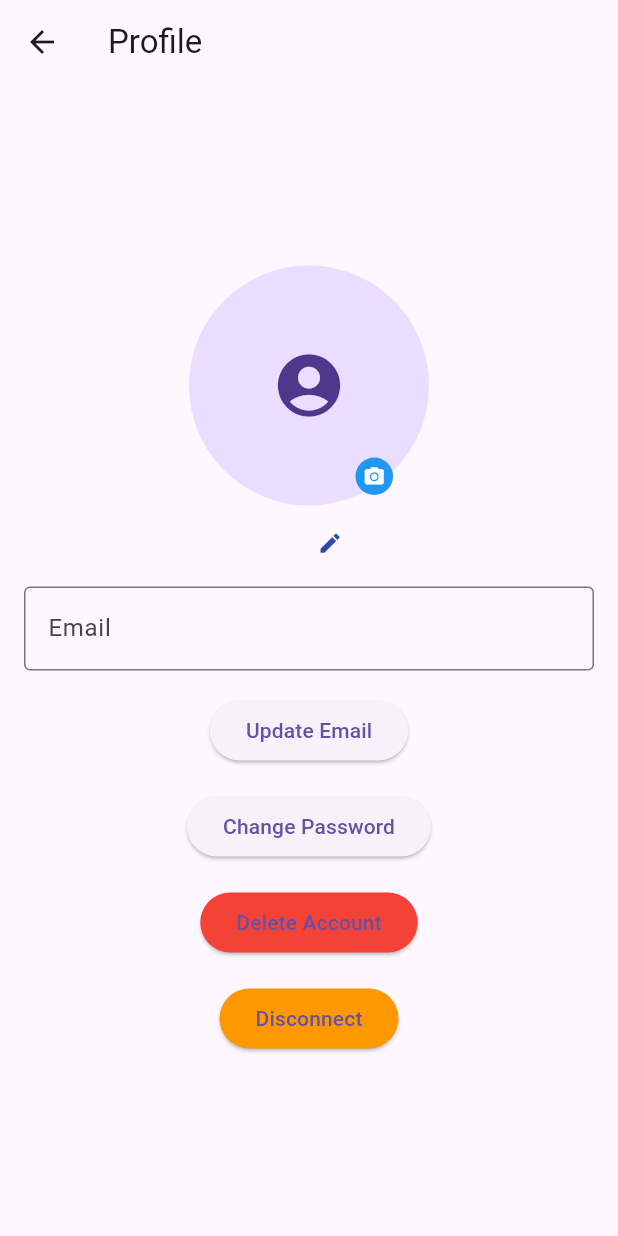
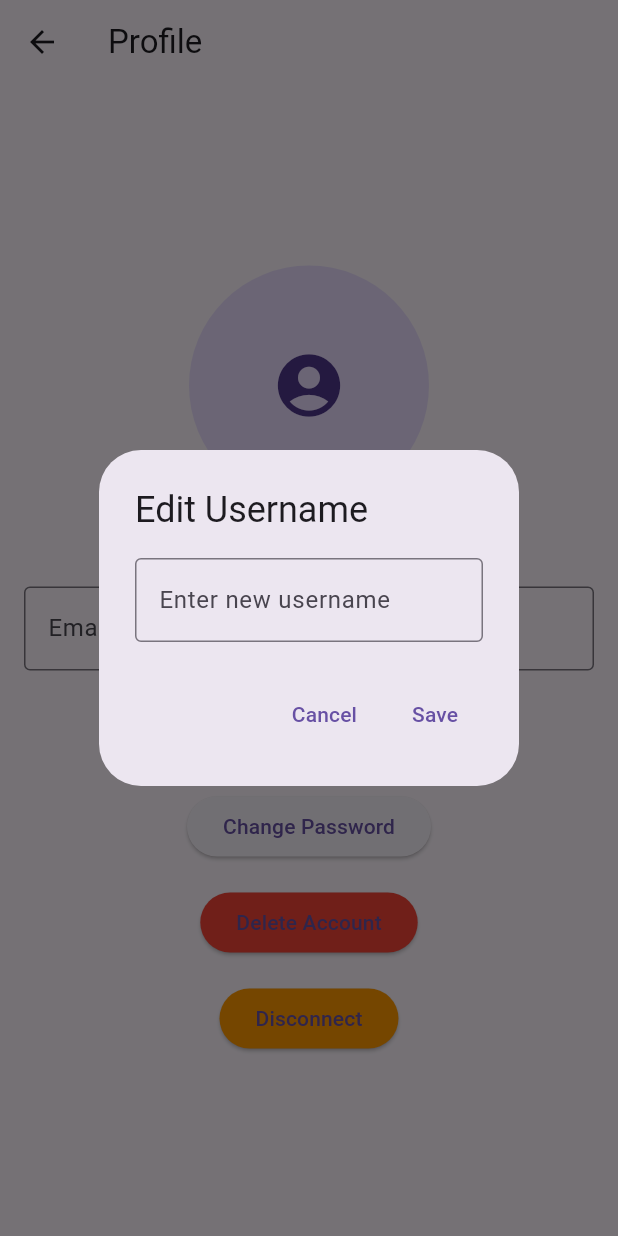
Before and after one commit to Chrislou23/flutter-group7, a Flutter app: the ProfilePage screen opened directly with empty values, after a tap on the "edit" icon, on a phone screen of 412 x 824 dp. Run offline on Flutter 3.47's test engine with Material 3 defaults, Android fonts, the phone set to English and light mode, and no system bars; our stand-ins replace cloud_firestore, firebase_auth, firebase_core, firebase_storage, image_picker, shared_preferences; accounts and stored records are empty.

Commit message:
Showed pop up box for editing username

```diff
--- a/lib/pages/account_page/profile_page.dart
+++ b/lib/pages/account_page/profile_page.dart
@@ -16,10 +16,12 @@ class ProfilePage extends StatefulWidget {
 
 class _ProfilePageState extends State<ProfilePage> {
   final TextEditingController _emailController = TextEditingController();
+  final TextEditingController _usernameController = TextEditingController();
   final ImagePicker _picker = ImagePicker();
   String _errorMessage = '';
   String? _photoURL;
   String _username = ''; // Initialize the username
+  bool _isEditingUsername = false;
 
   @override
   void initState() {
@@ -44,6 +46,32 @@ class _ProfilePageState extends State<ProfilePage> {
     } catch (e) {
       setState(() {
         _errorMessage = 'Failed to fetch username: $e';
+      });
+    }
+  }
+
+  Future<void> _updateUsername() async {
+    if (_usernameController.text.trim().isEmpty) {
+      setState(() {
+        _errorMessage = 'Username cannot be empty.';
+      });
+      return;
+    }
+
+    try {
+      await FirebaseFirestore.instance
+          .collection('users')
+          .doc(widget.user.uid)
+          .update({'username': _usernameController.text.trim()});
+
+      setState(() {
+        _username = _usernameController.text.trim();
+        _isEditingUsername = false;
+        _errorMessage = 'Username updated successfully!';
+      });
+    } catch (e) {
+      setState(() {
+        _errorMessage = 'Failed to update username: $e';
       });
     }
   }
@@ -221,6 +249,39 @@ class _ProfilePageState extends State<ProfilePage> {
     }
   }
 
+  void _showEditUsernameDialog() {
+    showDialog(
+      context: context,
+      builder: (BuildContext context) {
+        return AlertDialog(
+          title: const Text('Edit Username'),
+          content: TextField(
+            controller: _usernameController,
+            decoration: const InputDecoration(
+              hintText: 'Enter new username',
+              border: OutlineInputBorder(),
+            ),
+          ),
+          actions: [
+            TextButton(
+              onPressed: () {
+                Navigator.of(context).pop(); // Close the dialog
+              },
+              child: const Text('Cancel'),
+            ),
+            TextButton(
+              onPressed: () {
+                _updateUsername();
+                Navigator.of(context).pop(); // Close the dialog after updating
+              },
+              child: const Text('Save'),
+            ),
+          ],
+        );
+      },
+    );
+  }
+
   @override
   Widget build(BuildContext context) {
     return Scaffold(
@@ -250,13 +311,12 @@ class _ProfilePageState extends State<ProfilePage> {
                       Positioned(
                         bottom: 7,
                         right: 0,
-                        left: 87,
                         child: GestureDetector(
                           onTap: _updateProfilePicture,
                           child: Container(
                             padding: const EdgeInsets.all(5.0),
                             decoration: BoxDecoration(
-                              color: Colors.blue,
+                              color: Color.fromARGB(255, 44, 75, 170),
                               shape: BoxShape.circle,
                             ),
                             child: const Icon(
@@ -271,10 +331,11 @@ class _ProfilePageState extends State<ProfilePage> {
                   ),
                   const SizedBox(height: 12.0),
                   Row(
-                    mainAxisSize:
-                        MainAxisSize.min, // Center the Row within its parent
+                    mainAxisSize: MainAxisSize.min,
                     children: [
-                      const SizedBox(width: 20.0),
+                      Row(
+                        mainAxisSize: MainAxisSize.min,
+                        children: [
                           Text(
                             _username,
                             style: const TextStyle(
@@ -282,18 +343,16 @@ class _ProfilePageState extends State<ProfilePage> {
                               fontWeight: FontWeight.bold,
                             ),
                           ),
-                      const SizedBox(
-                          width:
-                              8.0), // Space between the username and the icon
+                          const SizedBox(width: 8.0),
                           GestureDetector(
-                        onTap: () {
-                          // Implement username edit functionality here
-                        },
+                            onTap: _showEditUsernameDialog,
                             child: const Icon(
                               Icons.edit,
                               color: Color.fromARGB(255, 44, 75, 170),
                               size: 17,
                             ),
+                          )
+                        ],
                       ),
                     ],
                   ),
```
Lines whose indentation alone changed are shown as unchanged.
